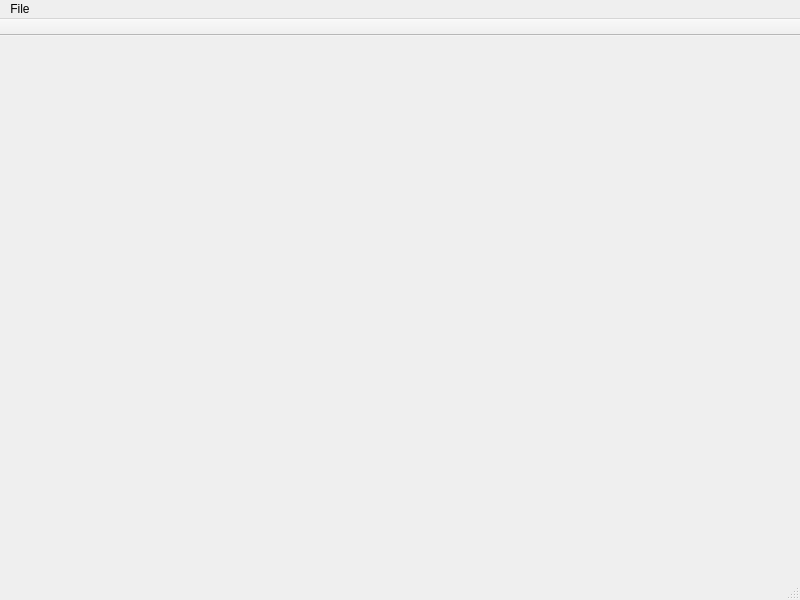
First picture: the form in Src/Gui/MainWindow.ui, repository x64dbg/x64_dbg_old, before the edit.
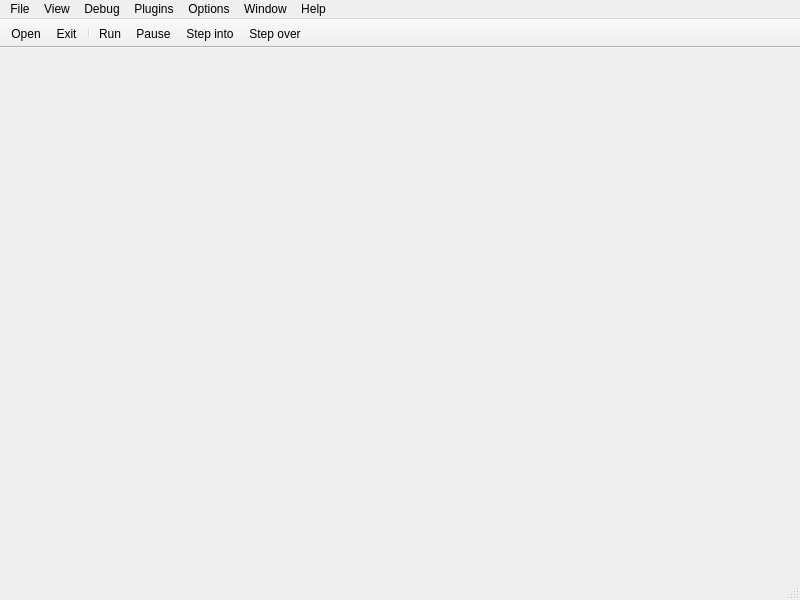
Second picture: the form after the edit.

Commit message: Scroll bar management of the Disassembly class has been updated. Disassembly and HexDump classes have been integrated to the main Mdi window.

```diff
--- a/Src/Gui/MainWindow.ui
+++ b/Src/Gui/MainWindow.ui
@@ -30,7 +30,51 @@
     <addaction name="actionOpen"/>
     <addaction name="actionExit"/>
    </widget>
+   <widget class="QMenu" name="menuView">
+    <property name="title">
+     <string>View</string>
+    </property>
+   </widget>
+   <widget class="QMenu" name="menuDebug">
+    <property name="title">
+     <string>Debug</string>
+    </property>
+    <addaction name="actionRun"/>
+    <addaction name="actionPause"/>
+    <addaction name="actionRestart"/>
+    <addaction name="actionClose"/>
+    <addaction name="separator"/>
+    <addaction name="actionStepInto"/>
+    <addaction name="actionStepOver"/>
+    <addaction name="separator"/>
+   </widget>
+   <widget class="QMenu" name="menuPlugins">
+    <property name="title">
+     <string>Plugins</string>
+    </property>
+   </widget>
+   <widget class="QMenu" name="menuOptions">
+    <property name="title">
+     <string>Options</string>
+    </property>
+   </widget>
+   <widget class="QMenu" name="menuWindow">
+    <property name="title">
+     <string>Window</string>
+    </property>
+   </widget>
+   <widget class="QMenu" name="menuHelp">
+    <property name="title">
+     <string>Help</string>
+    </property>
+   </widget>
    <addaction name="menuFile"/>
+   <addaction name="menuView"/>
+   <addaction name="menuDebug"/>
+   <addaction name="menuPlugins"/>
+   <addaction name="menuOptions"/>
+   <addaction name="menuWindow"/>
+   <addaction name="menuHelp"/>
   </widget>
   <widget class="QToolBar" name="mainToolBar">
    <property name="movable">
@@ -42,6 +86,13 @@
    <attribute name="toolBarBreak">
     <bool>false</bool>
    </attribute>
+   <addaction name="actionOpen"/>
+   <addaction name="actionExit"/>
+   <addaction name="separator"/>
+   <addaction name="actionRun"/>
+   <addaction name="actionPause"/>
+   <addaction name="actionStepInto"/>
+   <addaction name="actionStepOver"/>
   </widget>
   <widget class="QStatusBar" name="statusBar"/>
   <action name="actionOpen">
@@ -52,6 +103,57 @@
   <action name="actionExit">
    <property name="text">
     <string>Exit</string>
+   </property>
+   <property name="shortcut">
+    <string>Alt+X</string>
+   </property>
+  </action>
+  <action name="actionRun">
+   <property name="text">
+    <string>Run</string>
+   </property>
+   <property name="shortcut">
+    <string>F9</string>
+   </property>
+  </action>
+  <action name="actionPause">
+   <property name="text">
+    <string>Pause</string>
+   </property>
+   <property name="shortcut">
+    <string>F12</string>
+   </property>
+  </action>
+  <action name="actionRestart">
+   <property name="text">
+    <string>Restart</string>
+   </property>
+   <property name="shortcut">
+    <string>Ctrl+F2</string>
+   </property>
+  </action>
+  <action name="actionClose">
+   <property name="text">
+    <string>Close</string>
+   </property>
+   <property name="shortcut">
+    <string>Alt+F2</string>
+   </property>
+  </action>
+  <action name="actionStepInto">
+   <property name="text">
+    <string>Step into</string>
+   </property>
+   <property name="shortcut">
+    <string>F7</string>
+   </property>
+  </action>
+  <action name="actionStepOver">
+   <property name="text">
+    <string>Step over</string>
+   </property>
+   <property name="shortcut">
+    <string>F8</string>
    </property>
   </action>
  </widget>
```
Left out of the diff: 3 changed lines with no effect on the pictures. The commit also changes 9 other files.
